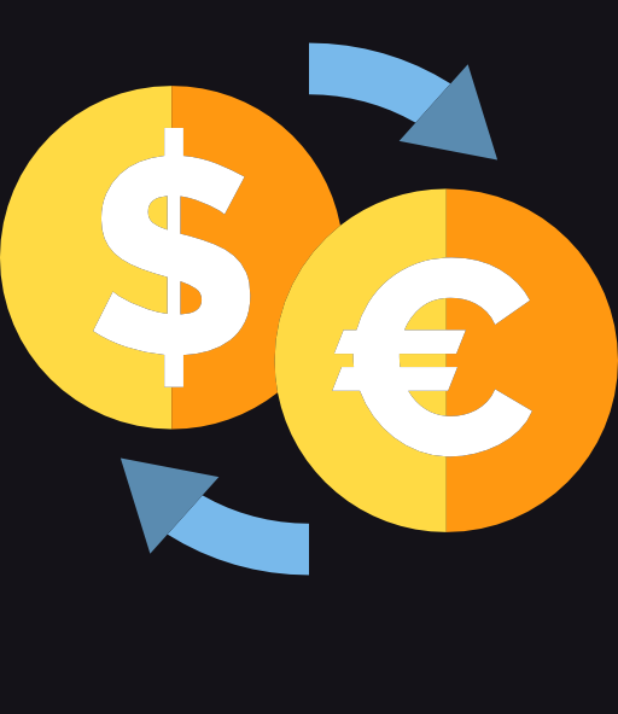
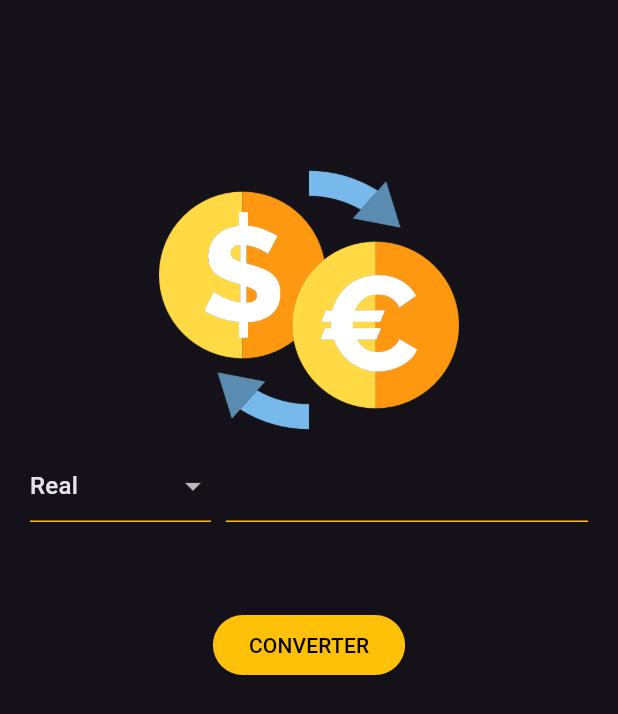
Before and after one commit to vrunobinicius/DEV-MOBILE-CONVERSOR-DE-MOEDAS, a Flutter app: the screen it shows after launch, on a phone screen of 412 x 824 dp. Shown: the top 714 px of the screen. Run offline on Flutter 3.47's test engine with Material 3 defaults, Android fonts, the phone set to English and light mode, and no system bars.

Commit message:
Update View
DESENVOLVENDO A INTERFACE DA APLICAÇÃO

```diff
--- a/lib/app/views/home_view.dart
+++ b/lib/app/views/home_view.dart
@@ -1,3 +1,5 @@
+// ignore_for_file: prefer_const_constructors
+
 import 'package:flutter/material.dart';
 
 class HomeView extends StatelessWidget {
@@ -6,8 +8,74 @@ class HomeView extends StatelessWidget {
   @override
   Widget build(BuildContext context) {
     return Scaffold(
-      body: Column(
-        children: [Image.asset('assets/logo.png')],
+      body: SizedBox(
+        width: MediaQuery.of(context).size.width,
+        height: MediaQuery.of(context).size.height,
+        child: Padding(
+          padding: EdgeInsets.only(left: 20, right: 20, top: 100, bottom: 100),
+          child: Column(
+            children: [
+              Image.asset(
+                'assets/logo.png',
+                width: 200,
+                height: 200,
+              ),
+              SizedBox(
+                width: MediaQuery.of(context).size.width,
+                child: Row(
+                  crossAxisAlignment: CrossAxisAlignment.start,
+                  children: [
+                    Expanded(
+                      flex: 1,
+                      child: SizedBox(
+                        height: 56,
+                        child: DropdownButton(
+                          value: 0,
+                          isExpanded: true,
+                          underline: Container(height: 1, color: Colors.amber),
+                          items: [
+                            DropdownMenuItem(
+                              onTap: () {},
+                              child: Text("Real"),
+                              value: 0,
+                            ),
+                            DropdownMenuItem(
+                              onTap: () {},
+                              child: Text("data"),
+                              value: 1,
+                            ),
+                          ],
+                          onChanged: (value) {},
+                        ),
+                      ),
+                    ),
+                    SizedBox(width: 10),
+                    Expanded(
+                      flex: 2,
+                      child: TextField(
+                        decoration: InputDecoration(
+                          enabledBorder: UnderlineInputBorder(
+                              borderSide: BorderSide(color: Colors.amber)),
+                          focusedBorder: UnderlineInputBorder(
+                              borderSide: BorderSide(color: Colors.amber)),
+                        ),
+                      ),
+                    ),
+                  ],
+                ),
+              ),
+              SizedBox(height: 50),
+              ElevatedButton(
+                  style: ButtonStyle(
+                      backgroundColor:
+                          MaterialStateProperty.all<Color>(Colors.amber),
+                      foregroundColor:
+                          MaterialStateProperty.all<Color>(Colors.black)),
+                  onPressed: () {},
+                  child: Text("CONVERTER"))
+            ],
+          ),
+        ),
       ),
     );
   }
```
